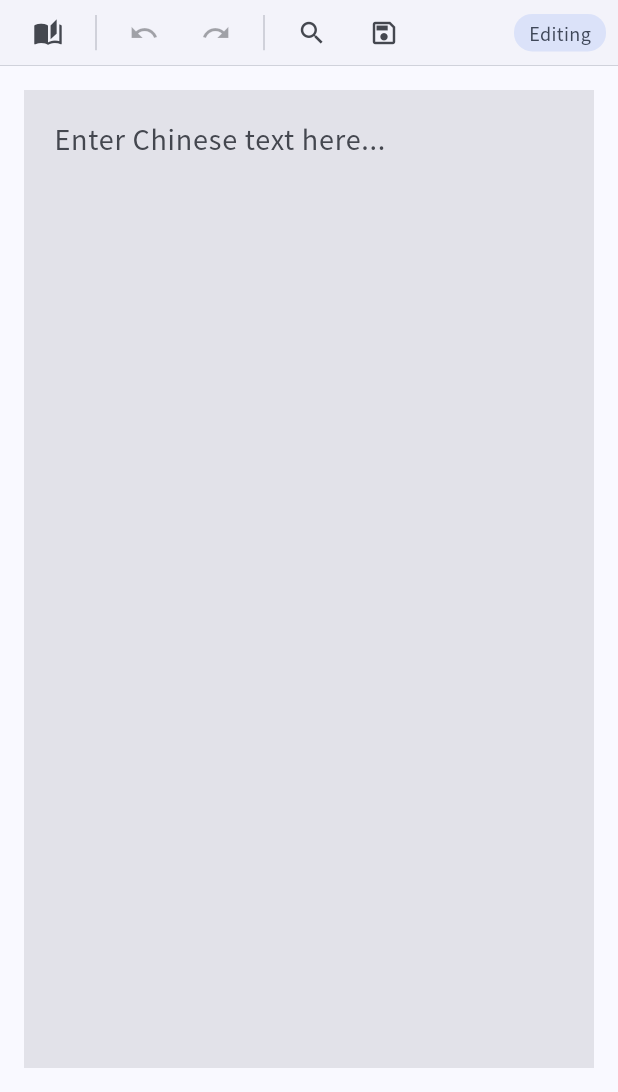
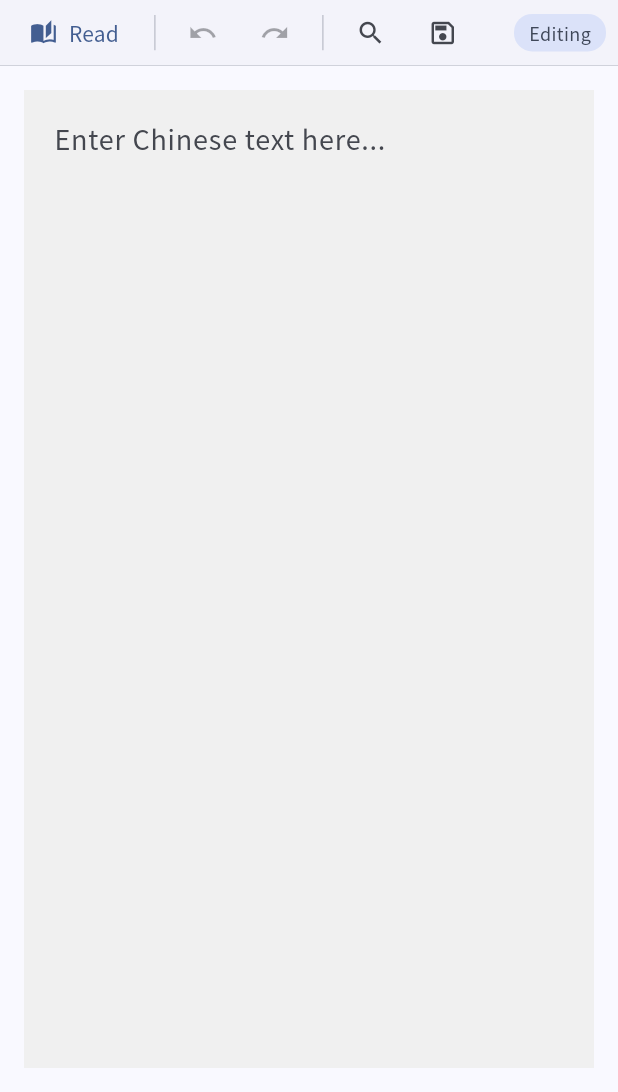
Before and after one commit to AndersKlint/hankan_chinese_reader, a Flutter app: the screen it shows after launch, after a tap on the "note add" icon, on a phone screen of 412 x 824 dp, the part 144-1236 px from its top. Run offline on Flutter 3.47's test engine with Material 3 defaults, Android fonts, the phone set to English and light mode, and no system bars; our stand-ins replace file_picker, get_it, google_fonts, watch_it; missing offline and left inert: chinese_popup_dict, pdfrx.

Commit message:
Make popup text almost perfect in pdf and fix theme

```diff
--- a/lib/core/theme/app_theme.dart
+++ b/lib/core/theme/app_theme.dart
@@ -26,14 +26,14 @@ class AppTheme {
       brightness: Brightness.dark,
     );
     final colorScheme = baseColorScheme.copyWith(
-      surface: const Color(0xFF1E1E1E),
-      surfaceContainerHighest: const Color(0xFF2D2D2D),
-      surfaceContainerHigh: const Color(0xFF252526),
-      surfaceContainer: const Color(0xFF252526),
-      surfaceContainerLow: const Color(0xFF1E1E1E),
-      surfaceContainerLowest: const Color(0xFF181818),
-      onSurface: const Color(0xFFCCCCCC),
-      onSurfaceVariant: const Color(0xFF858585),
+      surface: const Color(0xFF252527),
+      surfaceContainerHighest: const Color(0xFF3A3A3C),
+      surfaceContainerHigh: const Color(0xFF323234),
+      surfaceContainer: const Color(0xFF323234),
+      surfaceContainerLow: const Color(0xFF2A2A2C),
+      surfaceContainerLowest: const Color(0xFF1F1F21),
+      onSurface: const Color(0xFFE8E8E8),
+      onSurfaceVariant: const Color(0xFF999999),
     );
     return _buildTheme(colorScheme);
   }
--- a/lib/pdf_reader/widgets/pdf_text_overlay.dart
+++ b/lib/pdf_reader/widgets/pdf_text_overlay.dart
@@ -101,9 +101,9 @@ class _PdfTextOverlayState extends State<PdfTextOverlay> {
 
         return Positioned(
           left: rect.left,
-          top: rect.top,
+          top: rect.top -  2, // Hidden text layer is usually offset a bit.
           width: rect.width,
-          height: rect.height,
+          height: rect.height * 1.1, // Hidden text layer is usually a bit smaller than actual text.
           child: FittedBox(
             fit: BoxFit.fill,
             alignment: Alignment.topLeft,
@@ -111,6 +111,8 @@ class _PdfTextOverlayState extends State<PdfTextOverlay> {
               showPopupDict: true,
               child: Text(
                 fragment.text,
+                maxLines: 1,
+                softWrap: false,
                 style: const TextStyle(
                   fontSize: 20,
                   color: Colors.transparent,
@@ -118,6 +120,7 @@ class _PdfTextOverlayState extends State<PdfTextOverlay> {
                   leadingDistribution: TextLeadingDistribution.even,
                 ),
                 strutStyle: const StrutStyle(
+                  fontSize: 20,
                   forceStrutHeight: true,
                   height: 1.0,
                   leading: 0,
--- a/lib/text_editor/screens/text_editor_screen.dart
+++ b/lib/text_editor/screens/text_editor_screen.dart
@@ -170,11 +170,13 @@ class _Toolbar extends StatelessWidget {
       child: Row(
         children: [
           // Edit / Read toggle
-          IconButton(
-            icon: Icon(isReadMode ? Icons.edit_outlined : Icons.auto_stories),
-            tooltip: isReadMode ? 'Switch to edit mode' : 'Switch to read mode',
+          TextButton.icon(
+            icon: Icon(
+              isReadMode ? Icons.edit_outlined : Icons.auto_stories,
+              size: 18,
+            ),
+            label: Text(isReadMode ? 'Edit' : 'Read'),
             onPressed: onToggleMode,
-            iconSize: 20,
           ),
           const VerticalDivider(indent: 10, endIndent: 10),
 
--- a/lib/text_editor/widgets/text_edit_view.dart
+++ b/lib/text_editor/widgets/text_edit_view.dart
@@ -47,6 +47,9 @@ class _TextEditViewState extends State<TextEditView> {
 
   @override
   Widget build(BuildContext context) {
+    final colorScheme = Theme.of(context).colorScheme;
+    final isDark = colorScheme.brightness == Brightness.dark;
+
     return Padding(
       padding: const EdgeInsets.all(16),
       child: TextField(
@@ -54,13 +57,17 @@ class _TextEditViewState extends State<TextEditView> {
         maxLines: null,
         expands: true,
         textAlignVertical: TextAlignVertical.top,
-        style: Theme.of(
-          context,
-        ).textTheme.bodyLarge?.copyWith(fontSize: 18, height: 1.8),
-        decoration: const InputDecoration(
+        style: Theme.of(context).textTheme.bodyLarge?.copyWith(
+          fontSize: 18,
+          height: 1.8,
+          color: isDark ? const Color(0xFFE8E8E8) : Colors.black,
+        ),
+        decoration: InputDecoration(
           border: InputBorder.none,
           hintText: 'Enter Chinese text here...',
-          contentPadding: EdgeInsets.all(16),
+          contentPadding: const EdgeInsets.all(16),
+          filled: true,
+          fillColor: isDark ? const Color(0xFF3A3A3C) : const Color(0xFFF0F0F0),
         ),
         onChanged: (text) {
           if (!_ignoreChange) {
```
Also changed, not shown: 1 other file.
